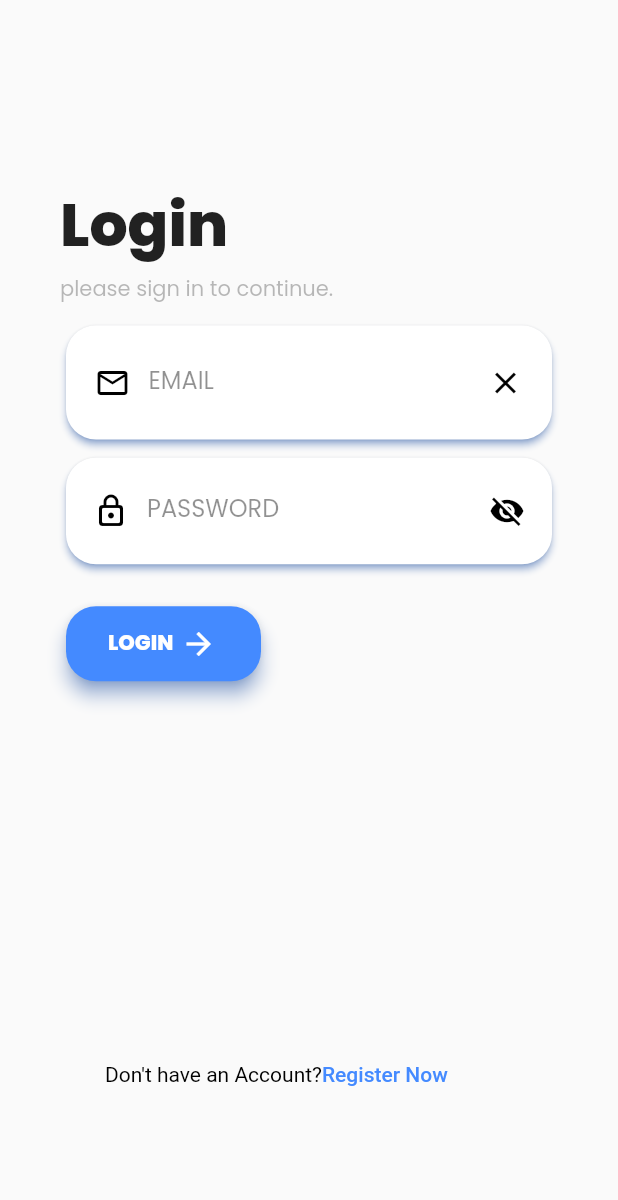
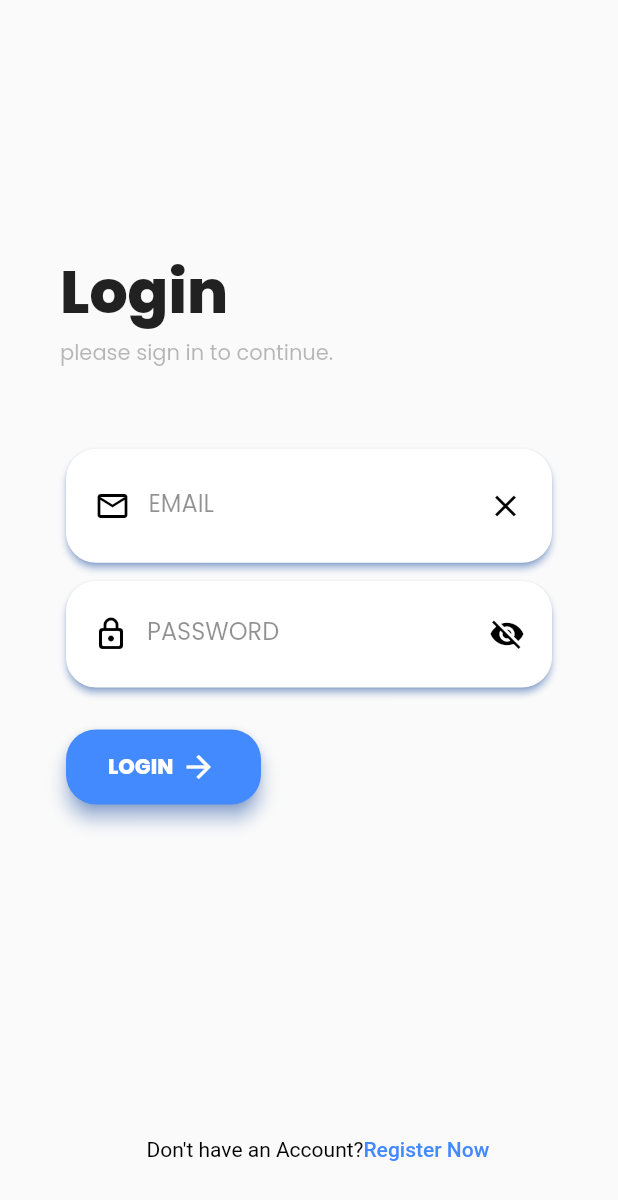
Before and after one commit to wolf1729/notesapp, a Flutter app: the screen it shows after launch, on a phone screen of 412 x 824 dp. Shown: the top 1200 px of the screen. Run offline on Flutter 3.47's test engine with Material 2 defaults, Android fonts, the phone set to English and light mode, and no system bars; our stand-ins replace cloud_firestore, firebase_auth, firebase_core, google_fonts; accounts and stored records are empty.

Commit message:
Update loginview.dart

```diff
--- a/lib/views/loginview.dart
+++ b/lib/views/loginview.dart
@@ -33,7 +33,7 @@ class _loginviewState extends State<loginview> {
             body: Form(
                 key: _formKey,
                 child: Padding(
-                  padding: const EdgeInsets.fromLTRB(40, 120, 40, 0),
+                  padding: const EdgeInsets.fromLTRB(40, MediaQuery.of(context).size.height * 0.2, 40, 0),
                   child: Column(
                     crossAxisAlignment: CrossAxisAlignment.start,
                     // mainAxisAlignment: MainAxisAlignment.center,
@@ -45,7 +45,7 @@ class _loginviewState extends State<loginview> {
                           //     fontSize: 35, fontWeight: FontWeight.w800),
                           ),
                       Padding(
-                        padding: const EdgeInsets.fromLTRB(0, 2, 0, 10),
+                        padding: const EdgeInsets.fromLTRB(0, 0, 0, MediaQuery.of(context).size.height * 0.06),
                         child: Text(
                           "please sign in to continue.",
                           style: GoogleFonts.poppins(
@@ -191,7 +191,7 @@ class _loginviewState extends State<loginview> {
                       ),
                       Spacer(),
                       Padding(
-                        padding: const EdgeInsets.fromLTRB(30, 0, 0, 100),
+                        padding: const EdgeInsets.fromLTRB(MediaQuery.of(context).size.height * 0.07, 0, 0, MediaQuery.of(context).size.height * 0.06),
                         child: GestureDetector(
                           onTap: () {
                             Navigator.of(context).pushNamedAndRemoveUntil('/register/', (route) => false);
```
